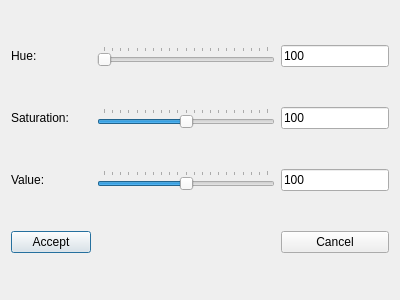
Before: the Qt Designer form hsvdialog.ui in Uumutunal/Qt_Image_Editor, drawn with Qt 5.
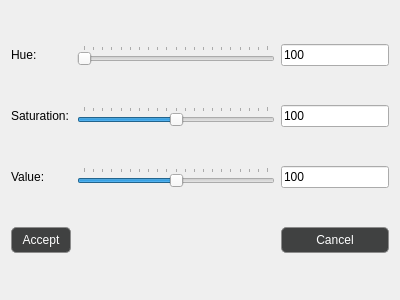
After: the same form once the commit is applied.

What changed in the file:
```diff
--- a/hsvdialog.ui
+++ b/hsvdialog.ui
@@ -57,6 +57,24 @@
    </item>
    <item row="3" column="0">
     <widget class="QPushButton" name="pushButton_accept">
+     <property name="styleSheet">
+      <string notr="true">QPushButton {
+    border-radius: 5px;
+    background-color: #404141;
+    color: white;
+    padding: 5px 10px;
+    border: 1px solid #8C8C8C;
+}
+
+QPushButton:hover {
+    background-color: #A0A0A0;
+    border: 1px solid #EF6C00;
+}
+
+QPushButton:pressed {
+    background-color: #909090;
+}</string>
+     </property>
      <property name="text">
       <string>Accept</string>
      </property>
@@ -140,6 +158,24 @@
    </item>
    <item row="3" column="2">
     <widget class="QPushButton" name="pushButton_cancel">
+     <property name="styleSheet">
+      <string notr="true">QPushButton {
+    border-radius: 5px;
+    background-color: #404141;
+    color: white;
+    padding: 5px 10px;
+    border: 1px solid #8C8C8C;
+}
+
+QPushButton:hover {
+    background-color: #A0A0A0;
+    border: 1px solid #EF6C00;
+}
+
+QPushButton:pressed {
+    background-color: #909090;
+}</string>
+     </property>
      <property name="text">
       <string>Cancel</string>
      </property>
```
